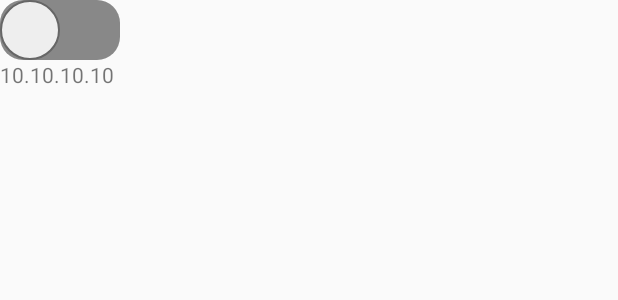
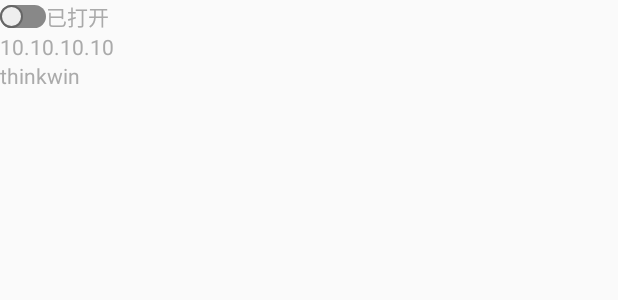
Before and after one commit to repetition/totalSize, an Android app: the layout window_suspend.xml on its own in the app's theme, with its tools: preview values and no code run, on a phone screen of 412 x 824 dp. Shown: the top 300 px of the screen. Run offline under Robolectric (Android 15) with nearby library versions, the phone set to English and light mode, and no system bars.

```diff
--- a/app/src/main/AndroidManifest.xml
+++ b/app/src/main/AndroidManifest.xml
@@ -23,6 +23,8 @@
                 <category android:name="android.intent.category.LAUNCHER" />
             </intent-filter>
         </activity>
+
+        <service android:name=".FloatService"  />
     </application>
 
 </manifest>
--- a/app/src/main/res/drawable/gray_thumb.xml
+++ b/app/src/main/res/drawable/gray_thumb.xml
@@ -3,8 +3,8 @@
     android:shape="rectangle">
     <!-- 高度40 -->
     <size
-        android:width="40dp"
-        android:height="40dp" />
+        android:width="15dp"
+        android:height="15dp" />
     <!-- 圆角弧度 20 -->
     <corners android:radius="20dp" />
 
--- a/app/src/main/res/drawable/gray_track.xml
+++ b/app/src/main/res/drawable/gray_track.xml
@@ -3,7 +3,7 @@
     android:shape="rectangle">
 
     <!-- 高度30   此处设置宽度无效-->
-    <size android:height="30dp" />
+    <size android:height="15dp" />
     <corners android:radius="15sp" />
     <!-- 变化率  定义从左到右的颜色不变 -->
     <gradient
--- a/app/src/main/res/drawable/green_thumb.xml
+++ b/app/src/main/res/drawable/green_thumb.xml
@@ -2,7 +2,7 @@
 <shape xmlns:android="http://schemas.android.com/apk/res/android"
     android:shape="rectangle">
     <!-- 高度40 -->
-    <size android:height="40dp" android:width="40dp"/>
+    <size android:height="15dp" android:width="15dp"/>
     <!-- 圆角弧度 20 -->
     <corners android:radius="20dp"/>
 
--- a/app/src/main/res/drawable/green_track.xml
+++ b/app/src/main/res/drawable/green_track.xml
@@ -2,7 +2,7 @@
 <shape xmlns:android="http://schemas.android.com/apk/res/android">
 
     <!-- 高度40 -->
-    <size android:height="30dp" />
+    <size android:height="15dp" />
     <!-- 圆角弧度 20 -->
     <corners android:radius="15dp" />
     <!-- 变化率 -->
--- a/app/src/main/res/layout/window_suspend.xml
+++ b/app/src/main/res/layout/window_suspend.xml
@@ -5,23 +5,54 @@
     android:background="@android:color/transparent"
     android:orientation="vertical">
 
+    <LinearLayout
+        android:layout_width="wrap_content"
+        android:layout_height="wrap_content"
+        android:orientation="horizontal">
+
 
         <Switch
             android:id="@+id/bt_toggle"
             android:layout_width="wrap_content"
             android:layout_height="wrap_content"
+            android:switchMinWidth="20dp"
             android:textOff="  "
             android:textOn="  "
-        android:switchMinWidth="20dp"
-        android:track="@drawable/switch_selector"
             android:thumb="@drawable/thumb_selectot"
-        />
+            android:track="@drawable/switch_selector" />
 
+        <TextView
+            android:id="@+id/tv_wifi_state"
+            android:layout_width="wrap_content"
+            android:layout_height="wrap_content"
+            android:text="已打开"
+            android:textColor="@android:color/darker_gray" />
+
+
+    </LinearLayout>
+
+
+    <LinearLayout
+        android:layout_width="wrap_content"
+        android:layout_height="wrap_content"
+        android:orientation="vertical">
 
         <TextView
             android:id="@+id/tv_address"
             android:layout_width="wrap_content"
             android:layout_height="wrap_content"
-        android:text="10.10.10.10" />
+            android:text="10.10.10.10"
+            android:textColor="@android:color/darker_gray" />
+
+        <TextView
+            android:id="@+id/tv_wifi_ssid"
+            android:layout_width="wrap_content"
+            android:layout_height="wrap_content"
+            android:text="thinkwin"
+            android:textColor="@android:color/darker_gray" />
+
 
     </LinearLayout>
+
+
+</LinearLayout>
```
Also changed, not shown: app/src/main/java/com/totalsize/FloatService.java (added, +128 -0 lines), app/src/main/java/com/totalsize/FloatingManager.java (+47 -1 lines), app/src/main/java/com/totalsize/MainActivity.java (+33 -17 lines). Lines whose indentation alone changed are shown as unchanged.
